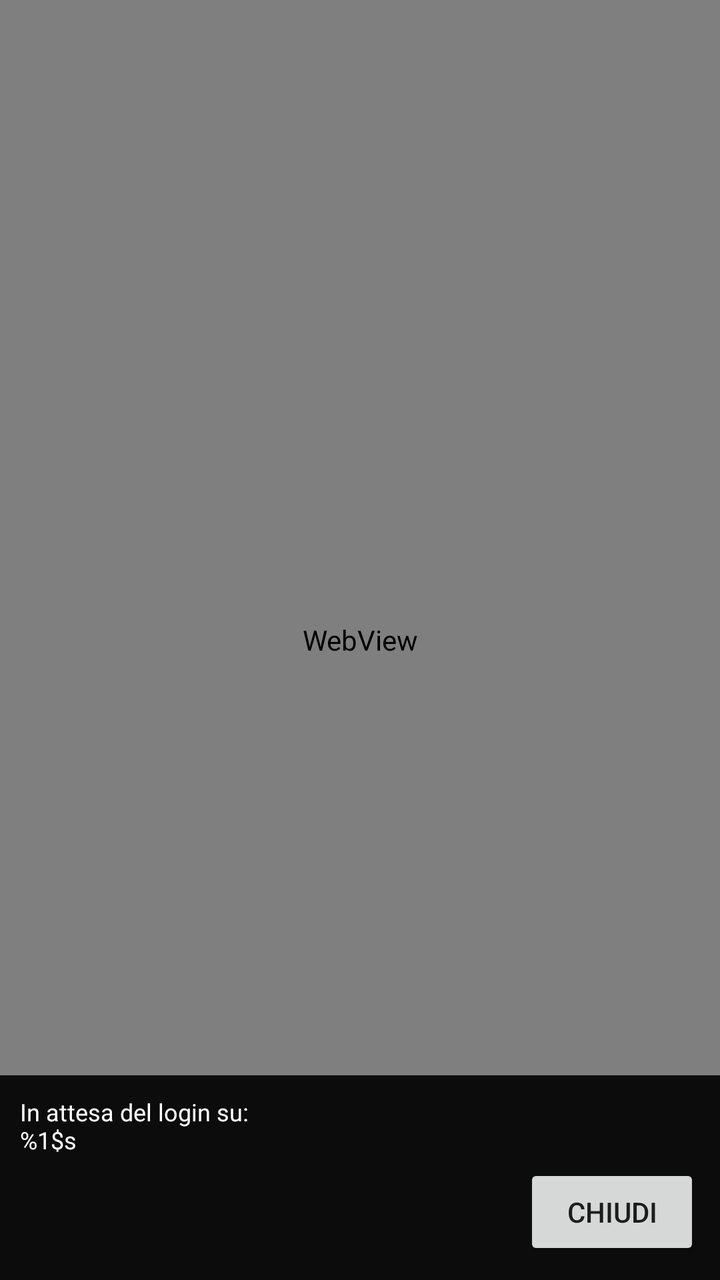
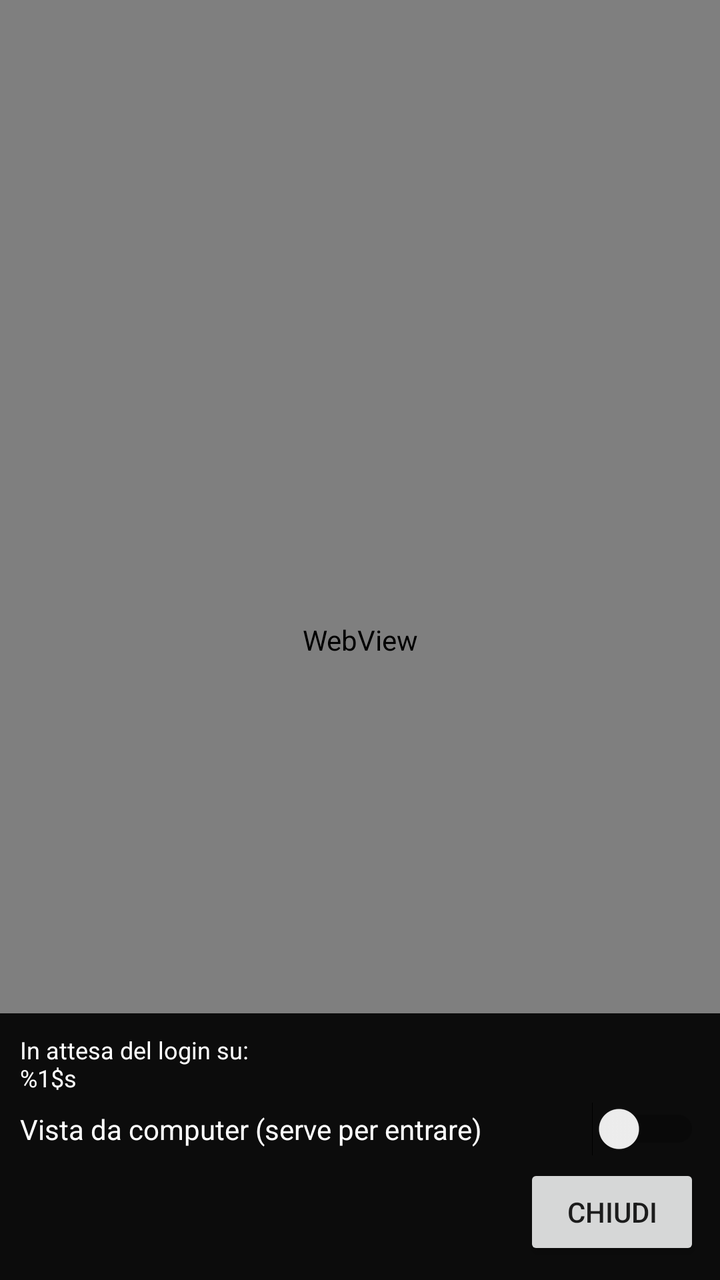

Compare the two renders of this Android layout. The source of the first and the diff that turns it into the second are given below.
<!-- AndroidManifest.xml: application theme android:Theme.Material.Light -->
<!-- res/layout/activity_login.xml -->
<?xml version="1.0" encoding="utf-8"?>
<FrameLayout xmlns:android="http://schemas.android.com/apk/res/android"
    android:layout_width="match_parent"
    android:layout_height="match_parent">

    <WebView
        android:id="@+id/webview"
        android:layout_width="match_parent"
        android:layout_height="match_parent" />

    <ProgressBar
        android:id="@+id/attesa"
        android:layout_width="wrap_content"
        android:layout_height="wrap_content"
        android:layout_gravity="center"
        android:visibility="gone" />

    <LinearLayout
        android:layout_width="match_parent"
        android:layout_height="wrap_content"
        android:layout_gravity="bottom"
        android:orientation="vertical"
        android:background="#E6000000"
        android:padding="10dp">

        <TextView
            android:id="@+id/stato"
            android:layout_width="match_parent"
            android:layout_height="wrap_content"
            android:textColor="#FFFFFF"
            android:textSize="12sp"
            android:text="@string/login_in_corso" />

        <Button
            android:id="@+id/chiudi"
            android:layout_width="wrap_content"
            android:layout_height="wrap_content"
            android:layout_gravity="end"
            android:layout_marginTop="4dp"
            android:text="@string/chiudi" />
    </LinearLayout>
</FrameLayout>
<!-- resources referenced by this layout -->
<resources>
  <string name="chiudi">Chiudi</string>
  <string name="login_in_corso">In attesa del login su:\n%1$s</string>
</resources>

<!-- the commit's change to res/layout/activity_login.xml (unified diff, before → after) -->
@@ -31,6 +31,14 @@
             android:textSize="12sp"
             android:text="@string/login_in_corso" />
 
+        <Switch
+            android:id="@+id/desktop"
+            android:layout_width="match_parent"
+            android:layout_height="wrap_content"
+            android:layout_marginTop="4dp"
+            android:textColor="#FFFFFF"
+            android:text="@string/vista_pc" />
+
         <Button
             android:id="@+id/chiudi"
             android:layout_width="wrap_content"
<!-- resource entries referenced after the edit -->
@@ -2,5 +2,6 @@
 <resources>
   <string name="chiudi">Chiudi</string>
   <string name="login_in_corso">In attesa del login su:\n%1$s</string>
+  <string name="vista_pc">Vista da computer (serve per entrare)</string>
 </resources>
 
